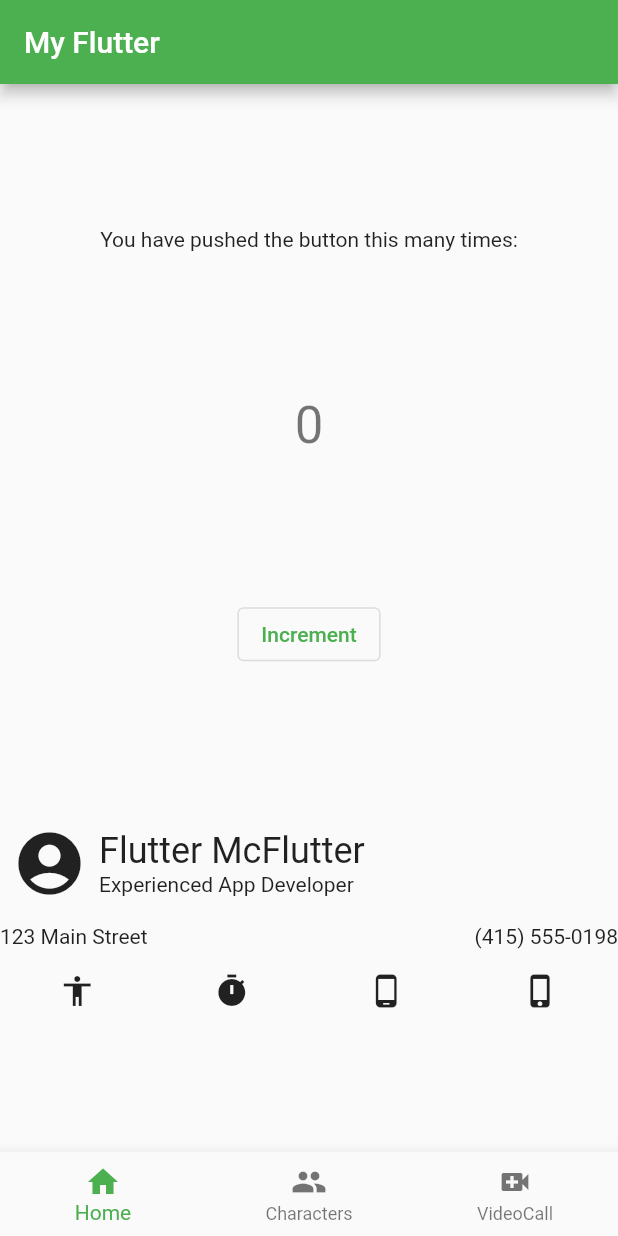
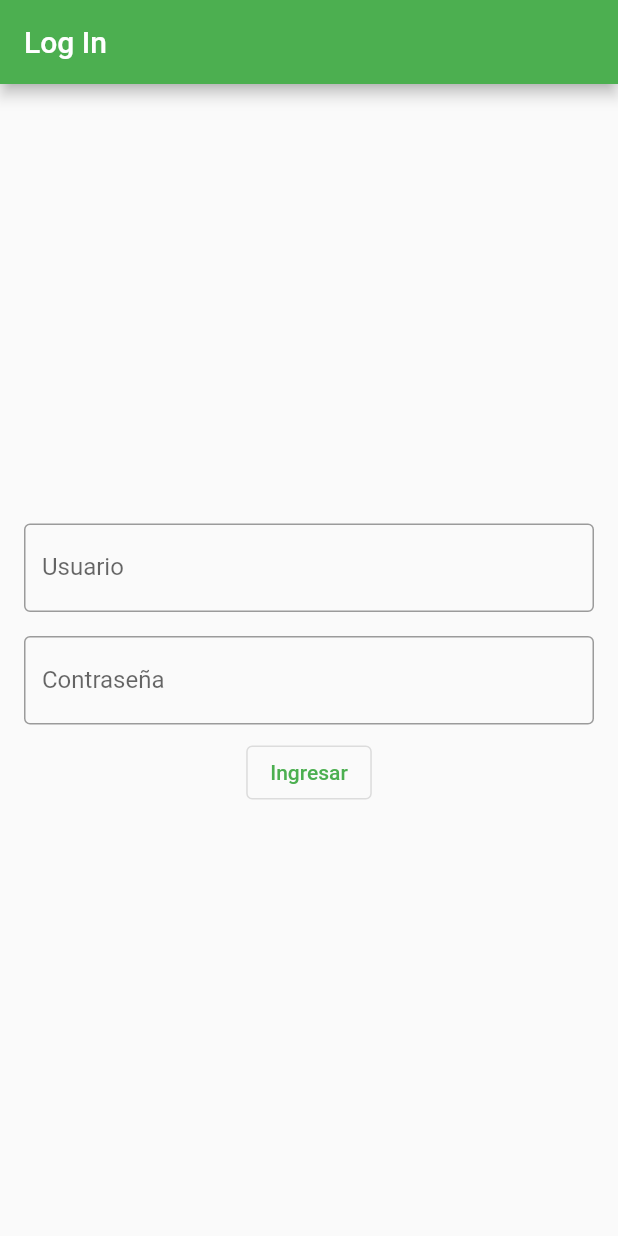
Before and after one commit to lucas-e-saavedra/ID-FlutterIntro, a Flutter app: the screen it shows after launch, on a phone screen of 412 x 824 dp. Run offline on Flutter 3.47's test engine with Material 2 defaults, Android fonts, the phone set to English and light mode, and no system bars; our stand-ins replace shared_preferences.

Commit message:
shared preferences y simular login

```diff
--- a/flutter_application_1/lib/src/app.dart
+++ b/flutter_application_1/lib/src/app.dart
@@ -1,15 +1,66 @@
 import 'package:flutter/material.dart';
+import 'package:shared_preferences/shared_preferences.dart';
 import 'view_home.dart';
+import 'view_login.dart';
 
-class MyApp extends StatelessWidget {
+class MyApp extends StatefulWidget {
   const MyApp({Key? key}) : super(key: key);
+
+  @override
+  State<StatefulWidget> createState() => _MyAppState();
+}
+
+class _MyAppState extends State<MyApp> {
+  String? _username;
+
+  @override
+  void initState() {
+    super.initState();
+    readSavedInfo();
+  }
+
+  void readSavedInfo() async {
+    final prefs = await SharedPreferences.getInstance();
+    setState(() {
+      _username = prefs.getString('username');
+    });
+  }
+
+  void logInCallback(String user) async {
+    final prefs = await SharedPreferences.getInstance();
+    prefs.setString('username', user);
+    setState(() {
+      _username = user;
+    });
+  }
+
+  void logOutCallback() async {
+    final prefs = await SharedPreferences.getInstance();
+    prefs.remove('username');
+    setState(() {
+      _username = null;
+    });
+  }
 
   @override
   Widget build(BuildContext context) {
     return MaterialApp(
-      title: 'Flutter',
-      theme: ThemeData(primarySwatch: Colors.green),
-      home: const MyHomePage(title: "My Flutter"),
-    );
+        title: 'Flutter',
+        theme: ThemeData(primarySwatch: Colors.green),
+        home: getMainWidget());
+  }
+
+  Widget getMainWidget() {
+    if (_username != null) {
+      return MyHomePage(
+        title: "Home",
+        callback: logOutCallback,
+      );
+    } else {
+      return LoginPage(
+        title: "Log In",
+        callback: logInCallback,
+      );
+    }
   }
 }
--- a/flutter_application_1/lib/src/view_home.dart
+++ b/flutter_application_1/lib/src/view_home.dart
@@ -4,8 +4,10 @@ import 'view_listapersonajes.dart';
 import 'view_counter.dart';
 
 class MyHomePage extends StatefulWidget {
-  const MyHomePage({Key? key, required this.title}) : super(key: key);
+  const MyHomePage({Key? key, required this.title, required this.callback})
+      : super(key: key);
   final String title;
+  final VoidCallback callback;
 
   @override
   State<MyHomePage> createState() => _MyHomePageState();
@@ -37,6 +39,11 @@ class _MyHomePageState extends State<MyHomePage> {
     return Scaffold(
       appBar: AppBar(
         title: Text(widget.title),
+        actions: [
+          IconButton(
+              onPressed: widget.callback,
+              icon: const Icon(Icons.logout, semanticLabel: 'Log out'))
+        ],
       ),
       bottomNavigationBar: BottomNavigationBar(
           currentIndex: _selectedTabIndex, onTap: _onItemTapped, items: tabs),
--- /dev/null
+++ b/flutter_application_1/lib/src/view_login.dart
@@ -0,0 +1,59 @@
+import 'package:flutter/material.dart';
+
+class LoginPage extends StatefulWidget {
+  const LoginPage({Key? key, required this.title, required this.callback})
+      : super(key: key);
+  final String title;
+  final Function(String) callback;
+
+  @override
+  State<LoginPage> createState() => _LoginPageState();
+}
+
+class _LoginPageState extends State<LoginPage> {
+  final TextEditingController _usernameController = TextEditingController();
+  final TextEditingController _passwordController = TextEditingController();
+
+  void _loginTapped() {
+    widget.callback(_usernameController.text);
+  }
+
+  @override
+  Widget build(BuildContext context) {
+    return Scaffold(
+      appBar: AppBar(
+        title: Text(widget.title),
+      ),
+      body: Center(
+        child: Padding(
+          padding: const EdgeInsets.all(8.0),
+          child: Column(
+            mainAxisSize: MainAxisSize.min,
+            children: [
+              Padding(
+                padding: const EdgeInsets.all(8.0),
+                child: TextField(
+                  controller: _usernameController,
+                  decoration: const InputDecoration(
+                      border: OutlineInputBorder(), labelText: 'Usuario'),
+                ),
+              ),
+              Padding(
+                padding: const EdgeInsets.all(8.0),
+                child: TextField(
+                  controller: _passwordController,
+                  obscureText: true,
+                  autocorrect: false,
+                  decoration: const InputDecoration(
+                      border: OutlineInputBorder(), labelText: 'Contraseña'),
+                ),
+              ),
+              OutlinedButton(
+                  onPressed: _loginTapped, child: const Text('Ingresar'))
+            ],
+          ),
+        ),
+      ),
+    );
+  }
+}
--- a/flutter_application_1/pubspec.yaml
+++ b/flutter_application_1/pubspec.yaml
@@ -35,6 +35,7 @@ dependencies:
   # Use with the CupertinoIcons class for iOS style icons.
   cupertino_icons: ^1.0.2
   http: ^0.13.4
+  shared_preferences: ^2.0.15
 
 dev_dependencies:
   flutter_test:
```
Also changed, not shown: flutter_application_1/lib/main.dart (+7 -0 lines), flutter_application_1/lib/src/view_videocall.dart (added, +144 -0 lines), flutter_application_1/pubspec.lock, 1 other file.
